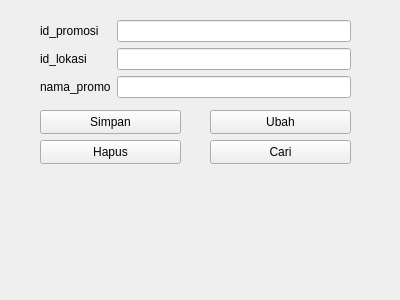
First picture: the form in formpromosi.ui, repository Dibleday/Sistem_Informasi_Pariwisata, before the edit.
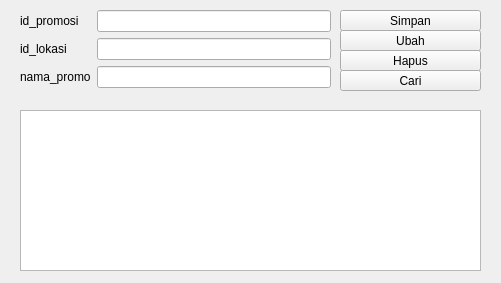
Second picture: the form after the edit.

```diff
--- a/formpromosi.ui
+++ b/formpromosi.ui
@@ -6,8 +6,8 @@
    <rect>
     <x>0</x>
     <y>0</y>
-    <width>400</width>
-    <height>300</height>
+    <width>501</width>
+    <height>283</height>
    </rect>
   </property>
   <property name="windowTitle">
@@ -16,10 +16,10 @@
   <widget class="QWidget" name="formLayoutWidget">
    <property name="geometry">
     <rect>
-     <x>40</x>
-     <y>20</y>
+     <x>20</x>
+     <y>10</y>
      <width>311</width>
-     <height>91</height>
+     <height>102</height>
     </rect>
    </property>
    <layout class="QFormLayout" name="formLayout">
@@ -58,10 +58,10 @@
   <widget class="QPushButton" name="pushButton">
    <property name="geometry">
     <rect>
-     <x>40</x>
-     <y>110</y>
+     <x>340</x>
+     <y>10</y>
      <width>141</width>
-     <height>24</height>
+     <height>21</height>
     </rect>
    </property>
    <property name="text">
@@ -71,10 +71,10 @@
   <widget class="QPushButton" name="pushButton_2">
    <property name="geometry">
     <rect>
-     <x>210</x>
-     <y>110</y>
+     <x>340</x>
+     <y>30</y>
      <width>141</width>
-     <height>24</height>
+     <height>21</height>
     </rect>
    </property>
    <property name="text">
@@ -84,10 +84,10 @@
   <widget class="QPushButton" name="pushButton_3">
    <property name="geometry">
     <rect>
-     <x>40</x>
-     <y>140</y>
+     <x>340</x>
+     <y>50</y>
      <width>141</width>
-     <height>24</height>
+     <height>21</height>
     </rect>
    </property>
    <property name="text">
@@ -97,16 +97,26 @@
   <widget class="QPushButton" name="pushButton_4">
    <property name="geometry">
     <rect>
-     <x>210</x>
-     <y>140</y>
+     <x>340</x>
+     <y>70</y>
      <width>141</width>
-     <height>24</height>
+     <height>21</height>
     </rect>
    </property>
    <property name="text">
     <string>Cari</string>
    </property>
   </widget>
+  <widget class="QTableView" name="tablepromosi">
+   <property name="geometry">
+    <rect>
+     <x>20</x>
+     <y>110</y>
+     <width>461</width>
+     <height>161</height>
+    </rect>
+   </property>
+  </widget>
  </widget>
  <resources/>
  <connections/>
```
Left out of the diff: 6 changed lines with no effect on the pictures.
